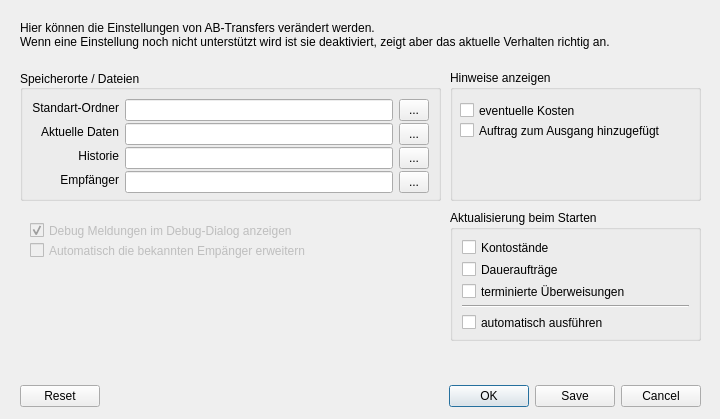
First picture: the form in src/dialogs/dialogsettings.ui, repository schmufu/abtransfers, before the edit.
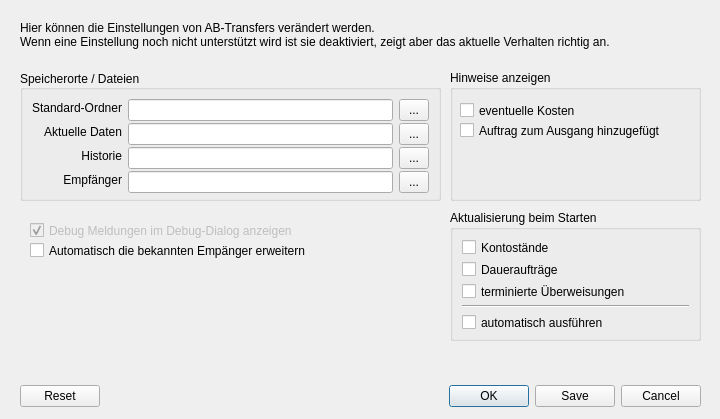
Second picture: the form after the edit. Icons and pictures are not drawn.

Patch:
```diff
--- a/src/dialogs/dialogsettings.ui
+++ b/src/dialogs/dialogsettings.ui
@@ -99,7 +99,7 @@
     <item row="0" column="0">
      <widget class="QLabel" name="label_5">
       <property name="text">
-       <string>Standart-Ordner</string>
+       <string>Standard-Ordner</string>
       </property>
       <property name="alignment">
        <set>Qt::AlignRight|Qt::AlignTrailing|Qt::AlignVCenter</set>
@@ -350,10 +350,7 @@
     </property>
    </widget>
   </widget>
-  <widget class="QCheckBox" name="checkBox">
-   <property name="enabled">
-    <bool>false</bool>
-   </property>
+  <widget class="QCheckBox" name="checkBox_autoAddNewRecipients">
    <property name="geometry">
     <rect>
      <x>30</x>
```
Left out of the diff: 2 changed lines with no effect on the pictures.
